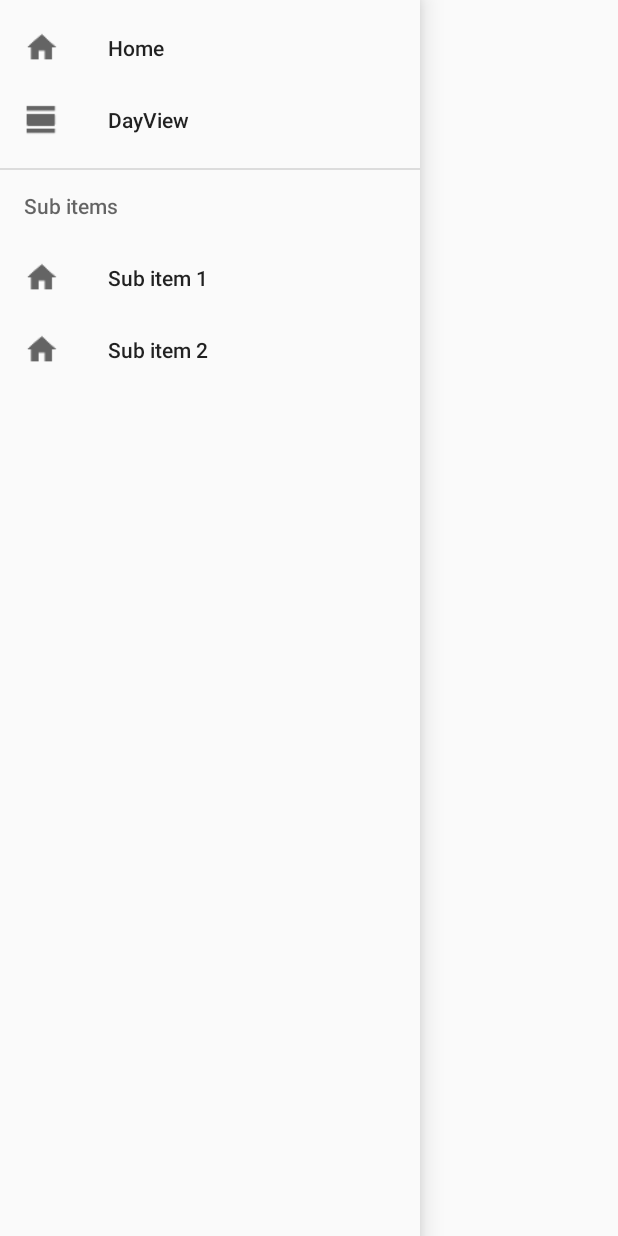
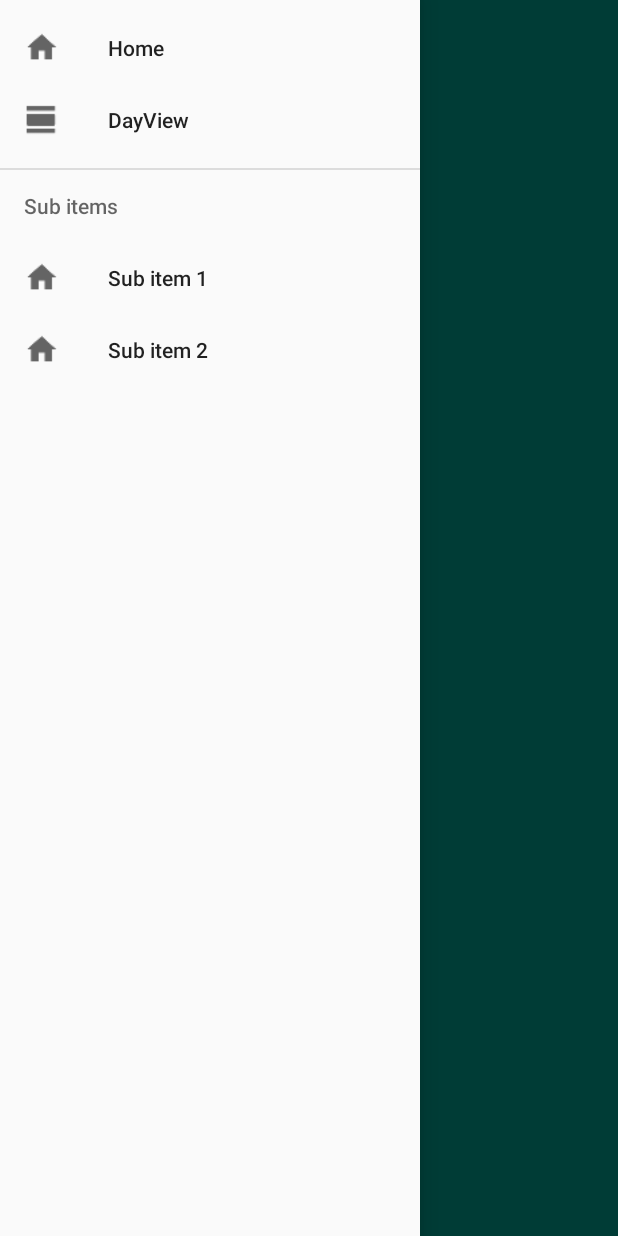
Before and after one commit to openproject/ganchai, an Android app: the screen it shows after launch (MainActivity), with the side drawer open, on a phone screen of 412 x 824 dp. Run offline under Robolectric (Android 15) with nearby library versions, the phone set to English and light mode, and no system bars.

Commit message:
add tool bar

```diff
--- a/ANDROID/app/src/main/res/layout/activity_main.xml
+++ b/ANDROID/app/src/main/res/layout/activity_main.xml
@@ -4,6 +4,11 @@
     android:layout_height="match_parent"
     android:layout_width="match_parent"
     android:fitsSystemWindows="true">
+
+    <android.support.v7.widget.Toolbar android:id="@+id/toolbar"
+        android:layout_width="match_parent"
+        android:layout_height="?attr/actionBarSize"
+        android:background="?attr/colorPrimary"/>
 
     <android.support.design.widget.NavigationView
         android:id="@+id/nav_view"
```
